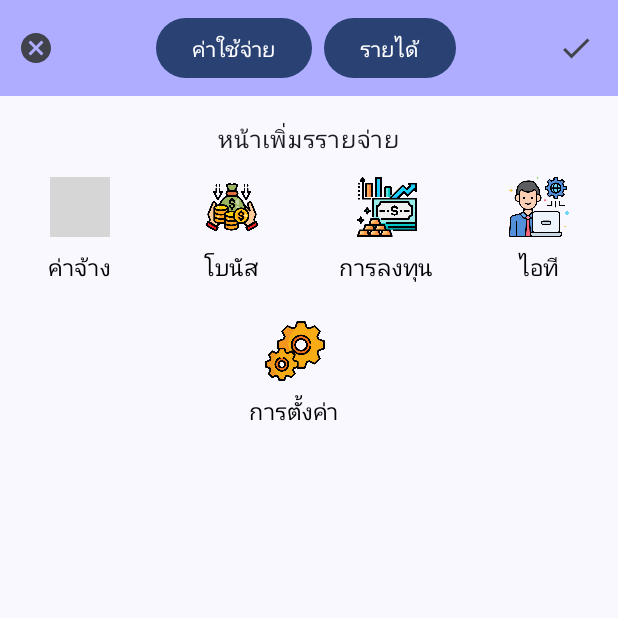
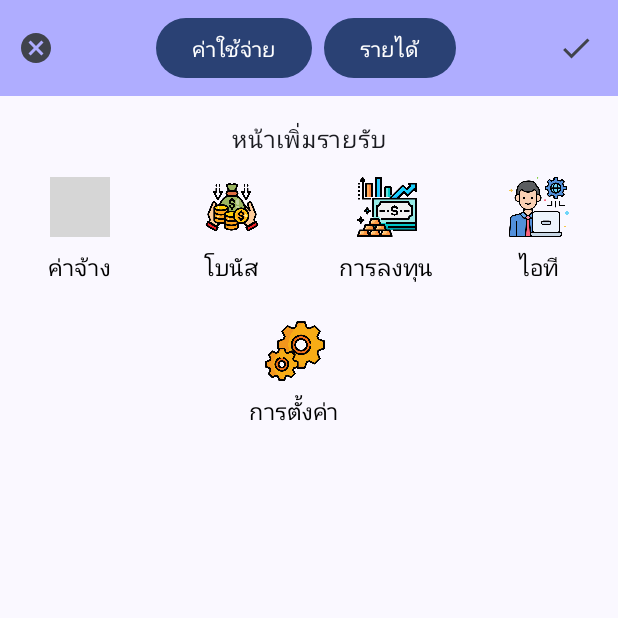
Before and after one commit to sorawitPHX/MoneyHubAndorid, an Android app built with Jetpack Compose: the income screen opened through its navigation route, on a phone screen of 412 x 824 dp, the top half of it. Run offline under Robolectric (Android 15) with nearby library versions, the phone set to English and light mode, and no system bars; grey boxes are pictures that could not be loaded.

Commit message:
แก้คำผิด (หน้า FIncance...)

```diff
--- a/app/src/main/java/com/example/moneyhubandorid/screen/Finance/Expense.kt
+++ b/app/src/main/java/com/example/moneyhubandorid/screen/Finance/Expense.kt
@@ -86,7 +86,7 @@ fun Espense(navController: NavHostController) {
 
             Spacer(modifier = Modifier.height(16.dp))
             //ของปุ่มรายจ่าย
-            Text(text = "หน้าเพิ่มรรายจ่าย")
+            Text(text = "หน้าเพิ่มรายจ่าย")
             ExpenseIconButtonRow()
         }
     }
--- a/app/src/main/java/com/example/moneyhubandorid/screen/Finance/Income.kt
+++ b/app/src/main/java/com/example/moneyhubandorid/screen/Finance/Income.kt
@@ -66,7 +66,7 @@ fun income(navController: NavHostController){
 
             Spacer(modifier = Modifier.height(16.dp))
             //ของปุ่มรายจ่าย
-            Text(text = "หน้าเพิ่มรรายจ่าย")
+            Text(text = "หน้าเพิ่มรายรับ")
             IncomeIconButtonRow() //ของปุ่มรายได้
         }
     }
--- a/app/src/main/java/com/example/moneyhubandorid/screen/HomeScreen.kt
+++ b/app/src/main/java/com/example/moneyhubandorid/screen/HomeScreen.kt
@@ -65,7 +65,7 @@ fun HomeScreen(navController: NavHostController) {
             Lifecycle.State.CREATED -> {}
             Lifecycle.State.STARTED -> {}
             Lifecycle.State.RESUMED -> {
-                if (sharePreferences.isLoggedIn) {
+                if (!sharePreferences.isLoggedIn) {
 
                 }
             }
@@ -93,11 +93,8 @@ fun HomeScreen(navController: NavHostController) {
                 Text(text = "Home Screen area")
                 Text(text = "${sharePreferences.isLoggedIn}")
             }
-//                NavGraph(navController = navController)
-//            Text(text = sharePreferences.isLoggedIn.toString())
         }
     }
-
 }
 
 @OptIn(ExperimentalMaterial3Api::class)
```
